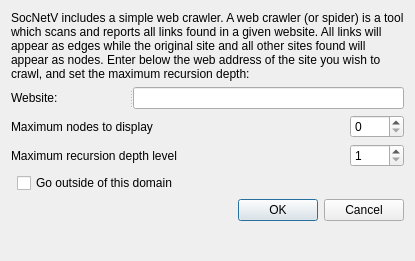
First picture: the form in trunk/src/forms/webcrawlerdialog.ui, repository socnetv/app, before the edit.
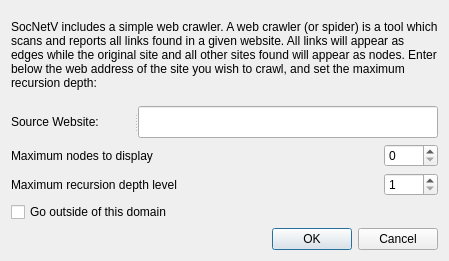
Second picture: the form after the edit.

Commit message: various improvements in webCrawler. Also, added whatsthis and help tooltips in dialog...

What changed in the file:
```diff
--- a/trunk/src/forms/webcrawlerdialog.ui
+++ b/trunk/src/forms/webcrawlerdialog.ui
@@ -6,7 +6,7 @@
    <rect>
     <x>0</x>
     <y>0</y>
-    <width>415</width>
+    <width>449</width>
     <height>261</height>
    </rect>
   </property>
@@ -19,11 +19,8 @@
   <property name="windowTitle">
    <string>Dialog</string>
   </property>
-  <layout class="QFormLayout" name="formLayout">
-   <property name="fieldGrowthPolicy">
-    <enum>QFormLayout::ExpandingFieldsGrow</enum>
-   </property>
-   <item row="0" column="0" colspan="2">
+  <layout class="QGridLayout" name="gridLayout_2">
+   <item row="0" column="0">
     <widget class="QLabel" name="label_2">
      <property name="text">
       <string>SocNetV includes a simple web crawler. A web crawler (or spider) is a tool which scans and reports all links found in a given website. All links will appear as edges while the original site and all other sites found will appear as nodes. 
@@ -37,7 +34,7 @@
      </property>
     </widget>
    </item>
-   <item row="2" column="0" colspan="2">
+   <item row="3" column="0">
     <layout class="QGridLayout" name="gridLayout">
      <item row="0" column="1">
       <spacer name="horizontalSpacer">
@@ -125,7 +122,14 @@
      </item>
     </layout>
    </item>
-   <item row="5" column="1">
+   <item row="4" column="0">
+    <widget class="QCheckBox" name="goOutCheckBox">
+     <property name="text">
+      <string>Go outside of this domain</string>
+     </property>
+    </widget>
+   </item>
+   <item row="5" column="0">
     <widget class="QDialogButtonBox" name="buttonBox">
      <property name="orientation">
       <enum>Qt::Horizontal</enum>
@@ -135,24 +139,30 @@
      </property>
     </widget>
    </item>
-   <item row="1" column="0" colspan="2">
+   <item row="2" column="0">
     <widget class="QSplitter" name="splitter">
      <property name="orientation">
       <enum>Qt::Horizontal</enum>
      </property>
      <widget class="QLabel" name="label">
       <property name="text">
-       <string>Website:</string>
+       <string>Source Website:</string>
       </property>
      </widget>
-     <widget class="QLineEdit" name="websiteLineEdit"/>
-    </widget>
-   </item>
-   <item row="4" column="1">
-    <widget class="QCheckBox" name="goOutCheckBox">
-     <property name="text">
-      <string>Go outside of this domain</string>
-     </property>
+     <widget class="QLineEdit" name="websiteLineEdit">
+      <property name="minimumSize">
+       <size>
+        <width>300</width>
+        <height>32</height>
+       </size>
+      </property>
+      <property name="maximumSize">
+       <size>
+        <width>16777215</width>
+        <height>32</height>
+       </size>
+      </property>
+     </widget>
     </widget>
    </item>
   </layout>
```
Left out of the diff: 55 changed lines with no effect on the pictures. The commit also changes 5 other files.
